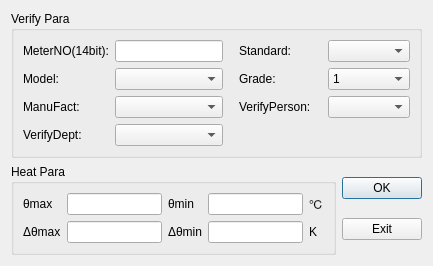
Qt form source/calcverify/calcpara.ui (flimmy78/qtverify) before a commit.
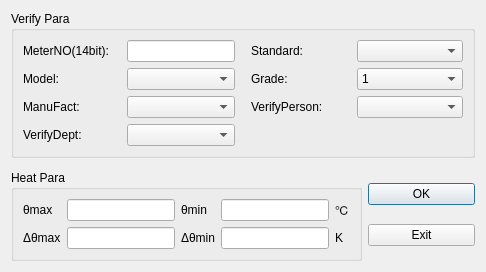
The same form after that commit. Icons and pictures are not drawn.

The edit to the form file:
```diff
--- a/source/calcverify/calcpara.ui
+++ b/source/calcverify/calcpara.ui
@@ -9,8 +9,8 @@
    <rect>
     <x>0</x>
     <y>0</y>
-    <width>433</width>
-    <height>253</height>
+    <width>486</width>
+    <height>272</height>
    </rect>
   </property>
   <property name="windowTitle">
```
Left out of the diff: 8 changed lines with no effect on the pictures.
